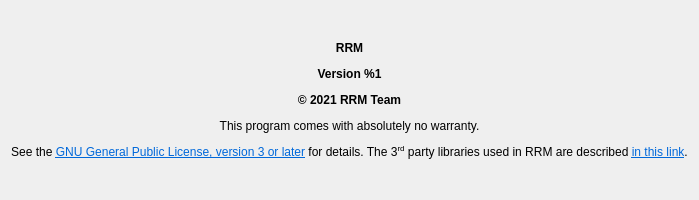
First picture: the form in src/apps/mainwindow/about/about_widget.ui, repository jdms/rrm, before the edit.
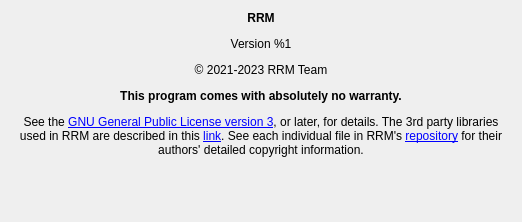
Second picture: the form after the edit.

Commit message: Update about window, fix cmake errors

What changed in the file:
```diff
--- a/src/apps/mainwindow/about/about_widget.ui
+++ b/src/apps/mainwindow/about/about_widget.ui
@@ -8,14 +8,6 @@
   <property name="enabled">
    <bool>true</bool>
   </property>
-  <property name="geometry">
-   <rect>
-    <x>0</x>
-    <y>0</y>
-    <width>418</width>
-    <height>200</height>
-   </rect>
-  </property>
   <property name="sizePolicy">
    <sizepolicy hsizetype="Fixed" vsizetype="Fixed">
     <horstretch>0</horstretch>
@@ -28,10 +20,34 @@
   <layout class="QVBoxLayout" name="verticalLayout_2">
    <item>
     <layout class="QHBoxLayout" name="horizontalLayout_3">
-     <item>
+     <item alignment="Qt::AlignHCenter|Qt::AlignVCenter">
       <widget class="QLabel" name="about_label">
+       <property name="minimumSize">
+        <size>
+         <width>500</width>
+         <height>200</height>
+        </size>
+       </property>
+       <property name="lineWidth">
+        <number>1</number>
+       </property>
        <property name="text">
-        <string>&lt;html&gt;&lt;head/&gt;&lt;body&gt;&lt;p align=&quot;center&quot;&gt;&lt;span style=&quot; font-family:'MS Shell Dlg 2'; font-weight:600;&quot;&gt;RRM&lt;/span&gt;&lt;/p&gt;&lt;p align=&quot;center&quot;&gt;&lt;span style=&quot; font-family:'MS Shell Dlg 2'; font-weight:600;&quot;&gt;Version %1&lt;/span&gt;&lt;/p&gt;&lt;p align=&quot;center&quot;&gt;&lt;span style=&quot; font-family:'MS Shell Dlg 2'; font-weight:600;&quot;&gt;© 2021 RRM Team&lt;/span&gt;&lt;/p&gt;&lt;p align=&quot;center&quot;&gt;&lt;span style=&quot; font-family:'MS Shell Dlg 2';&quot;&gt;This program comes with absolutely no warranty.&lt;/span&gt;&lt;/p&gt;&lt;p align=&quot;center&quot;&gt;&lt;span style=&quot; font-family:'MS Shell Dlg 2';&quot;&gt;See the &lt;/span&gt;&lt;a href=&quot;https://www.gnu.org/licenses/gpl.html&quot;&gt;&lt;span style=&quot; text-decoration: underline; color:#0068da;&quot;&gt;GNU General Public License, version 3 or later&lt;/span&gt;&lt;/a&gt;&lt;span style=&quot; font-family:'MS Shell Dlg 2';&quot;&gt; for details. The 3&lt;/span&gt;&lt;span style=&quot; font-family:'MS Shell Dlg 2'; vertical-align:super;&quot;&gt;rd&lt;/span&gt;&lt;span style=&quot; font-family:'MS Shell Dlg 2';&quot;&gt; party libraries used in RRM are described &lt;/span&gt;&lt;a href=&quot;https://bitbucket.org/rapidreservoirmodelling/rrm/src/main/rrm_3rd_party_libraries.md&quot;&gt;&lt;span style=&quot; text-decoration: underline; color:#0068da;&quot;&gt;in this link&lt;/span&gt;&lt;/a&gt;&lt;span style=&quot; font-family:'MS Shell Dlg 2';&quot;&gt;.&lt;/span&gt;&lt;/p&gt;&lt;/body&gt;&lt;/html&gt;</string>
+        <string>&lt;html&gt;&lt;head/&gt;&lt;body&gt;&lt;p align=&quot;center&quot;&gt;&lt;span style=&quot; font-family:'MS Shell Dlg 2'; font-weight:600;&quot;&gt;RRM&lt;/span&gt;&lt;/p&gt;&lt;p align=&quot;center&quot;&gt;&lt;span style=&quot; font-family:'MS Shell Dlg 2';&quot;&gt;Version %1&lt;/span&gt;&lt;/p&gt;&lt;p align=&quot;center&quot;&gt;&lt;span style=&quot; font-family:'MS Shell Dlg 2';&quot;&gt;© 2021-2023 RRM Team&lt;/span&gt;&lt;/p&gt;&lt;p align=&quot;center&quot;&gt;&lt;span style=&quot; font-family:'MS Shell Dlg 2'; font-weight:600;&quot;&gt;This program comes with absolutely no warranty.&lt;/span&gt;&lt;/p&gt;&lt;p align=&quot;center&quot;&gt;&lt;span style=&quot; font-family:'MS Shell Dlg 2';&quot;&gt;See the &lt;/span&gt;&lt;a href=&quot;https://www.gnu.org/licenses/gpl-3.0.en.html&quot;&gt;&lt;span style=&quot; text-decoration: underline; color:#0000ff;&quot;&gt;GNU General Public License version 3&lt;/span&gt;&lt;/a&gt;&lt;span style=&quot; font-family:'MS Shell Dlg 2';&quot;&gt;, or later, for details. The 3rd party libraries used in RRM are described in this &lt;/span&gt;&lt;a href=&quot;https://bitbucket.org/rapidreservoirmodelling/rrm/src/main/rrm_3rd_party_libraries.md&quot;&gt;&lt;span style=&quot; text-decoration: underline; color:#0000ff;&quot;&gt;link&lt;/span&gt;&lt;/a&gt;&lt;span style=&quot; font-family:'MS Shell Dlg 2';&quot;&gt;. See each individual file in RRM's &lt;/span&gt;&lt;a href=&quot;https://bitbucket.org/rapidreservoirmodelling/rrm/src/main/&quot;&gt;&lt;span style=&quot; text-decoration: underline; color:#0000ff;&quot;&gt;repository&lt;/span&gt;&lt;/a&gt;&lt;span style=&quot; font-family:'MS Shell Dlg 2';&quot;&gt; for their authors' detailed copyright information.&lt;/span&gt;&lt;/p&gt;&lt;/body&gt;&lt;/html&gt;</string>
+       </property>
+       <property name="textFormat">
+        <enum>Qt::RichText</enum>
+       </property>
+       <property name="scaledContents">
+        <bool>false</bool>
+       </property>
+       <property name="alignment">
+        <set>Qt::AlignHCenter|Qt::AlignTop</set>
+       </property>
+       <property name="wordWrap">
+        <bool>true</bool>
+       </property>
+       <property name="openExternalLinks">
+        <bool>true</bool>
        </property>
       </widget>
      </item>
```
Left out of the diff: 2 changed lines with no effect on the pictures. The commit also changes 2 other files.
